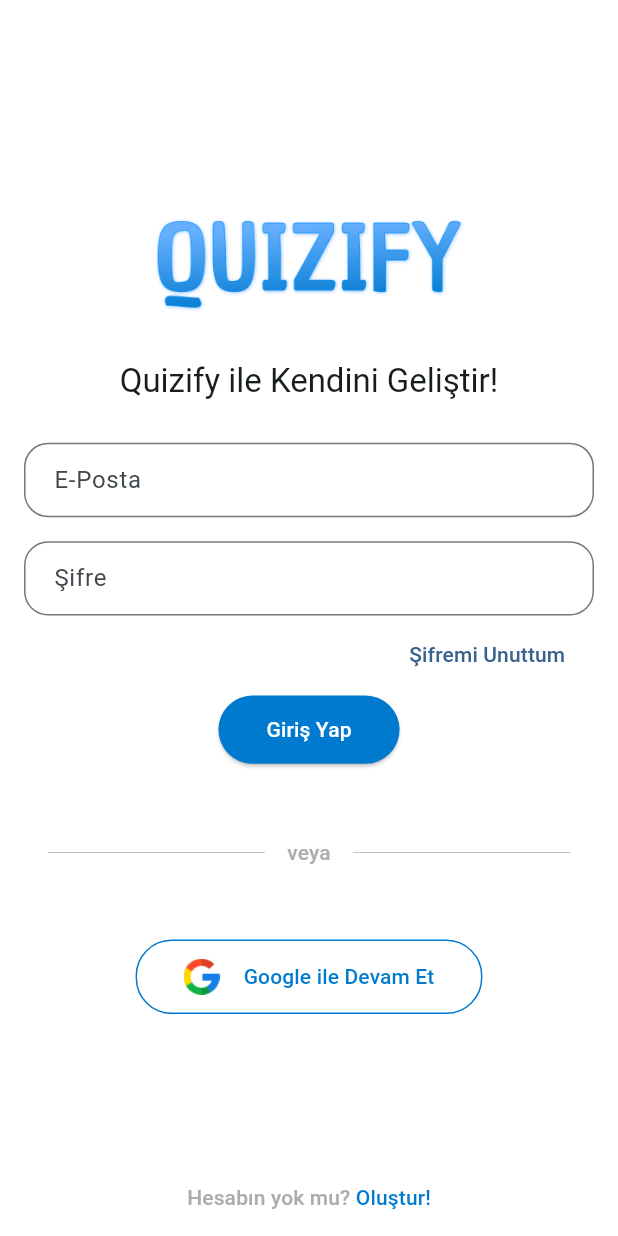
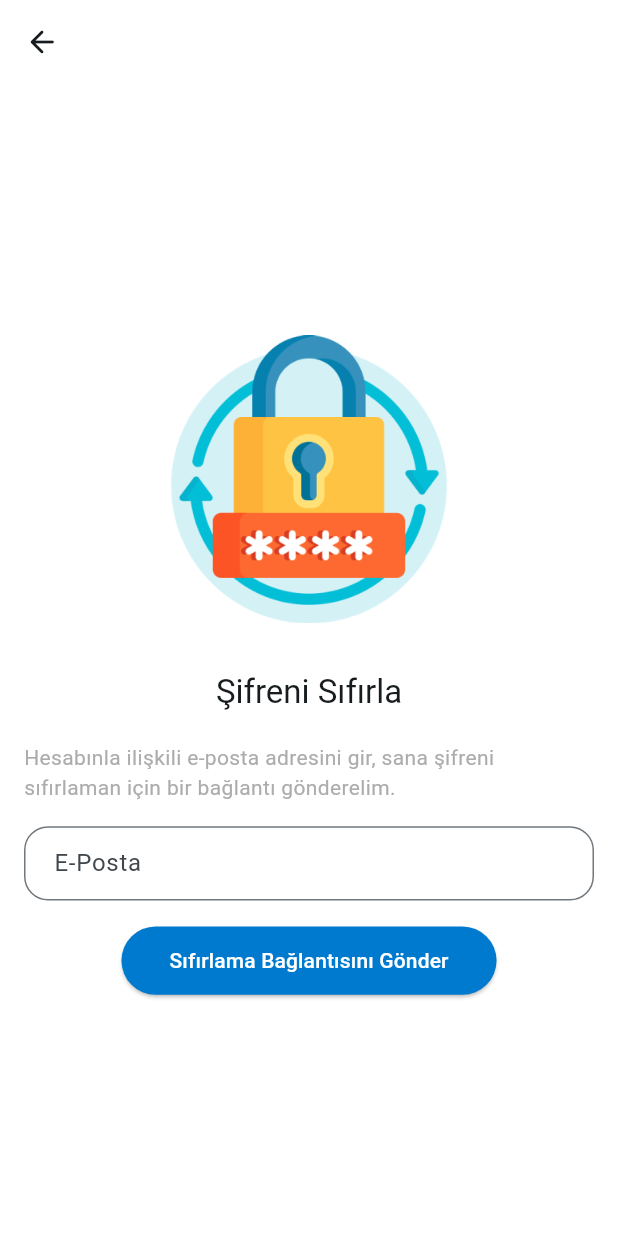
Before and after one commit to Morteza-Rezaei/quizify, a Flutter app: the SignInScreen screen opened directly, after a tap on "Şifremi Unuttum", on a phone screen of 412 x 824 dp. Run offline on Flutter 3.47's test engine with Material 3 defaults, Android fonts, the phone set to English and light mode, and no system bars; our stand-ins replace dots_indicator, firebase_core, flutter_bloc, google_fonts, shared_preferences; accounts and stored records are empty.

Commit message:
done: forgot password ui is done

```diff
--- a/lib/blocs/bloc_providers.dart
+++ b/lib/blocs/bloc_providers.dart
@@ -1,4 +1,5 @@
 import 'package:flutter_bloc/flutter_bloc.dart';
+import 'package:quizify/blocs/forgot_password_blocs/forgot_password_blocs.dart';
 import 'package:quizify/blocs/landing_blocs/landing_blocs.dart';
 import 'package:quizify/blocs/sign_in_blocs/sign_in_blocs.dart';
 
@@ -16,5 +17,8 @@
         BlocProvider(
           create: (context) => SignInBloc(),
         ),
+        BlocProvider(
+          create: (context) => ForgotPasswordBlocs(),
+        ),
       ];
 }
--- /dev/null
+++ b/lib/blocs/forgot_password_blocs/forgot_password_blocs.dart
@@ -0,0 +1,14 @@
+import 'package:flutter_bloc/flutter_bloc.dart';
+import 'package:quizify/blocs/forgot_password_blocs/forgot_password_events.dart';
+import 'package:quizify/blocs/forgot_password_blocs/forgot_password_states.dart';
+
+class ForgotPasswordBlocs
+    extends Bloc<ForgotPasswordEvent, ForgotPasswordStates> {
+  ForgotPasswordBlocs() : super(const ForgotPasswordStates()) {
+    on<EmailEvent>(_emailEvent);
+  }
+
+  void _emailEvent(EmailEvent event, Emitter<ForgotPasswordStates> emit) {
+    emit(state.copyWith(email: event.email));
+  }
+}
--- /dev/null
+++ b/lib/blocs/forgot_password_blocs/forgot_password_events.dart
@@ -0,0 +1,8 @@
+abstract class ForgotPasswordEvent {
+  const ForgotPasswordEvent();
+}
+
+class EmailEvent extends ForgotPasswordEvent {
+  final String email;
+  EmailEvent(this.email);
+}
--- /dev/null
+++ b/lib/blocs/forgot_password_blocs/forgot_password_states.dart
@@ -0,0 +1,15 @@
+class ForgotPasswordStates {
+  final String email;
+
+  const ForgotPasswordStates({
+    this.email = '',
+  });
+
+  ForgotPasswordStates copyWith({
+    String? email,
+  }) {
+    return ForgotPasswordStates(
+      email: email ?? this.email,
+    );
+  }
+}
--- a/lib/constants/theme/custom_themes.dart
+++ b/lib/constants/theme/custom_themes.dart
@@ -75,3 +75,15 @@
     ),
   );
 }
+
+// our app's custom app bar theme
+AppBarTheme appBarTheme(ColorScheme colorScheme) {
+  return AppBarTheme(
+    backgroundColor: colorScheme.surface,
+    elevation: 0,
+    iconTheme: IconThemeData(
+      color: colorScheme.onSurface,
+    ),
+    centerTitle: true,
+  );
+}
--- a/lib/constants/theme/theme.dart
+++ b/lib/constants/theme/theme.dart
@@ -17,6 +17,7 @@
         inputDecorationTheme: inputDecorationTheme(colorScheme),
         elevatedButtonTheme: elevatedButtonThemeData(colorScheme),
         outlinedButtonTheme: outlinedButtonThemeData(colorScheme),
+        appBarTheme: appBarTheme(colorScheme),
       );
 
   List<ExtendedColor> get extendedColors => [];
--- a/lib/constants/values/paths/auth_paths.dart
+++ b/lib/constants/values/paths/auth_paths.dart
@@ -2,4 +2,5 @@
 class AuthPaths {
   static const String signIn = 'assets/images/sign_in.png';
   static const String googleIcon = 'assets/images/google_icon.png';
+  static const String forgotPassword = 'assets/images/forgot_password.png';
 }
--- /dev/null
+++ b/lib/constants/values/strings/forgot_password_text.dart
@@ -0,0 +1,7 @@
+class ForgotPasswordText {
+  static const String title = 'Şifreni Sıfırla';
+  static const String description =
+      'Hesabınla ilişkili e-posta adresini gir, sana şifreni sıfırlaman için bir bağlantı gönderelim.';
+  static const String labelEmail = 'E-Posta';
+  static const String resetPasswordButton = 'Sıfırlama Bağlantısını Gönder';
+}
--- /dev/null
+++ b/lib/screens/forgot_password/forgot_pasword.dart
@@ -0,0 +1,109 @@
+import 'package:flutter/material.dart';
+import 'package:flutter_bloc/flutter_bloc.dart';
+import 'package:quizify/blocs/forgot_password_blocs/forgot_password_blocs.dart';
+import 'package:quizify/blocs/forgot_password_blocs/forgot_password_events.dart';
+import 'package:quizify/blocs/forgot_password_blocs/forgot_password_states.dart';
+import 'package:quizify/constants/padding/paddings.dart';
+import 'package:quizify/constants/values/paths/auth_paths.dart';
+import 'package:quizify/constants/values/strings/forgot_password_text.dart';
+import 'package:quizify/widgets/app_widgets.dart';
+import 'package:quizify/widgets/auth_widgets.dart';
+
+class ForgotPaswordScreen extends StatefulWidget {
+  const ForgotPaswordScreen({super.key});
+
+  @override
+  State<ForgotPaswordScreen> createState() => _ForgotPaswordScreenState();
+}
+
+class _ForgotPaswordScreenState extends State<ForgotPaswordScreen> {
+  // the form key
+  final _formKey = GlobalKey<FormState>();
+
+  @override
+  Widget build(BuildContext context) {
+    return BlocBuilder<ForgotPasswordBlocs, ForgotPasswordStates>(
+      builder: (context, state) {
+        return Scaffold(
+          appBar: AppBar(
+            leading: backButton(context),
+          ),
+          body: Form(
+            key: _formKey,
+            child: Padding(
+                padding: const EdgeInsets.symmetric(
+                  horizontal: kHorizontalPadding,
+                ),
+                child: CustomScrollView(
+                  physics: const AlwaysScrollableScrollPhysics(),
+                  slivers: [
+                    SliverFillRemaining(
+                      hasScrollBody: false,
+                      child: Column(
+                        mainAxisAlignment: MainAxisAlignment.center,
+                        children: [
+                          // Title Image
+                          authScreenTitleImage(
+                            imagePath: AuthPaths.forgotPassword,
+                            height: kDefaultPadding * 12,
+                          ),
+
+                          // Title Text
+                          authInScreenTitle(
+                            context: context,
+                            title: ForgotPasswordText.title,
+                          ),
+
+                          // Description Text
+                          authScreenDescriptionText(
+                            context: context,
+                            text: ForgotPasswordText.description,
+                          ),
+
+                          //Email TextFormField
+                          authScreenTextFormField(
+                            fieldType: 'email',
+                            hintText: ForgotPasswordText.labelEmail,
+                            keyboardType: TextInputType.emailAddress,
+                            onSaved: (value) {
+                              context
+                                  .read<ForgotPasswordBlocs>()
+                                  .add(EmailEvent(value));
+                            },
+                          ),
+
+                          // Reset Password Button
+                          Padding(
+                            padding: const EdgeInsets.only(
+                              top: kInBetweenSpacing,
+                              bottom: kInBetweenSpacing * 3,
+                            ),
+                            child: ElevatedButton(
+                              onPressed: () {
+                                // Validate returns true if the form is valid, or false otherwise.
+                                if (_formKey.currentState!.validate()) {
+                                  // If the form is valid, display a snackbar. In the real world,
+                                  // you'd often call a server or save the information in a database.
+                                  ScaffoldMessenger.of(context).showSnackBar(
+                                    const SnackBar(
+                                      content: Text('Processing Data'),
+                                    ),
+                                  );
+                                }
+                              },
+                              child: const Text(
+                                ForgotPasswordText.resetPasswordButton,
+                              ),
+                            ),
+                          ),
+                        ],
+                      ),
+                    ),
+                  ],
+                )),
+          ),
+        );
+      },
+    );
+  }
+}
--- a/lib/screens/sign_in/sign_in_screen.dart
+++ b/lib/screens/sign_in/sign_in_screen.dart
@@ -6,7 +6,7 @@
 import 'package:quizify/constants/padding/paddings.dart';
 import 'package:quizify/constants/values/paths/auth_paths.dart';
 import 'package:quizify/constants/values/strings/sign_in_text.dart';
-import 'package:quizify/widgets/app_widgets.dart';
+import 'package:quizify/widgets/auth_widgets.dart';
 import 'package:quizify/widgets/sign_in_widgets.dart';
 
 class SignInScreen extends StatefulWidget {
@@ -34,14 +34,22 @@
                   SliverFillRemaining(
                     hasScrollBody: false,
                     child: Padding(
-                      padding: const EdgeInsets.all(kDefaultPadding),
+                      padding: const EdgeInsets.symmetric(
+                        horizontal: kHorizontalPadding,
+                      ),
                       child: Column(
                         children: [
                           const Spacer(),
                           // Tile Image
-                          signInScreenTitleImage(),
+                          authScreenTitleImage(
+                            imagePath: AuthPaths.signIn,
+                            height: kDefaultPadding * 4,
+                          ),
                           // Title Text
-                          signInScreenTitle(context),
+                          authInScreenTitle(
+                            context: context,
+                            title: SignInText.title,
+                          ),
                           //Email TextFormField
                           authScreenTextFormField(
                             fieldType: 'email',
--- a/lib/widgets/app_widgets.dart
+++ b/lib/widgets/app_widgets.dart
@@ -1,143 +1,13 @@
-// authentication screens textFormField widget
 import 'package:flutter/material.dart';
-import 'package:quizify/constants/padding/paddings.dart';
-import 'package:quizify/constants/values/colors/app_colors.dart';
 
-Widget authScreenTextFormField({
-  required String fieldType,
-  required String hintText,
-  TextInputType keyboardType = TextInputType.text,
-  bool obscureText = false,
-  required void Function(String value) onSaved,
-}) {
-  return Padding(
-    padding: const EdgeInsets.symmetric(vertical: kInBetweenSpacing),
-    child: TextFormField(
-      keyboardType: keyboardType,
-      obscureText: obscureText,
-      decoration: InputDecoration(
-        labelText: hintText,
-      ),
-      validator: (value) {
-        if (value == null || value.isEmpty) {
-          return 'This field cannot be empty';
-        } else if (fieldType == 'email') {
-          if (!value.contains('@')) {
-            return 'Please enter a valid email';
-          }
-          if (!value.contains('.')) {
-            return 'Please enter a valid email';
-          }
-        } else if (fieldType == 'password') {
-          if (value.length < 6) {
-            return 'Password must be at least 6 characters long';
-          }
-          // must contain at least one number and character
-          if (!value.contains(RegExp(r'[0-9]'))) {
-            return 'Password must contain at least one number';
-          }
-          if (!value.contains(RegExp(r'[a-zA-Z]'))) {
-            return 'Password must contain at least one character';
-          }
-        }
-        return null;
-      },
-      onSaved: (value) => onSaved(value!),
-    ),
+// app rounded back button widget
+Widget backButton(
+  context,
+) {
+  return IconButton(
+    icon: const Icon(Icons.arrow_back_rounded),
+    onPressed: () {
+      Navigator.pop(context);
+    },
   );
 }
-
-Widget dividerTextDivider({
-  required BuildContext context,
-  required String text,
-}) {
-  return Padding(
-    padding: const EdgeInsets.symmetric(
-      vertical: kVericalPadding * 3,
-      horizontal: kHorizontalPadding,
-    ),
-    child: Row(
-      children: [
-        const Expanded(
-          child: Divider(
-            color: AppColors.neutral70,
-            thickness: 0.5,
-          ),
-        ),
-        const SizedBox(width: 15),
-        Text(
-          text,
-          style: Theme.of(context).textTheme.labelLarge!.copyWith(
-                color: AppColors.neutral70,
-              ),
-        ),
-        const SizedBox(width: 15),
-        const Expanded(
-          child: Divider(
-            color: AppColors.neutral70,
-            thickness: 0.5,
-          ),
-        ),
-      ],
-    ),
-  );
-}
-
-// Google Sign In Button
-Widget googleSignInButton({
-  required BuildContext context,
-  required String label,
-  required String iconPath,
-}) {
-  return OutlinedButton.icon(
-    onPressed: () {
-      // TODO: Implement Google Sign In
-    },
-    icon: Image(
-      image: AssetImage(iconPath),
-      height: 24,
-      width: 24,
-    ),
-    label: Padding(
-      padding: const EdgeInsets.only(
-        left: kInBetweenSpacing,
-      ),
-      child: Text(label),
-    ),
-  );
-}
-
-// atuh pages navigation text button
-Widget authPagesNavigationTextButton({
-  required BuildContext context,
-  required String text1,
-  required String text2,
-}) {
-  return GestureDetector(
-    onTap: () {
-      // Navigate to Sign Up Screen or Sign In Screen
-    },
-    child: Padding(
-      padding: const EdgeInsets.only(
-        top: kVericalPadding,
-      ),
-      child: Row(
-        mainAxisAlignment: MainAxisAlignment.center,
-        children: [
-          Text(
-            text1,
-            style: Theme.of(context).textTheme.labelLarge!.copyWith(
-                  color: AppColors.neutral70,
-                ),
-          ),
-          Text(
-            text2,
-            style: Theme.of(context).textTheme.labelLarge!.copyWith(
-                  color: AppColors.primary50,
-                ),
-          ),
-        ],
-      ),
-    ),
-  );
-}
--- /dev/null
+++ b/lib/widgets/auth_widgets.dart
@@ -0,0 +1,194 @@
+import 'package:flutter/material.dart';
+import 'package:quizify/constants/padding/paddings.dart';
+import 'package:quizify/constants/values/colors/app_colors.dart';
+
+// auth screen title image
+Widget authScreenTitleImage({
+  required String imagePath,
+  required double height,
+}) {
+  return Container(
+    margin: const EdgeInsets.symmetric(
+      vertical: kVericalPadding * 2,
+    ),
+    height: height,
+    decoration: BoxDecoration(
+      image: DecorationImage(
+        image: AssetImage(imagePath),
+      ),
+    ),
+  );
+}
+
+// auth screen title
+Widget authInScreenTitle({
+  required BuildContext context,
+  required String title,
+}) {
+  return Padding(
+    padding: const EdgeInsets.only(bottom: kVericalPadding * 1.2),
+    child: Text(
+      title,
+      style: Theme.of(context).textTheme.titleLarge,
+    ),
+  );
+}
+
+// auth screen Description Text
+Widget authScreenDescriptionText({
+  required BuildContext context,
+  required String text,
+}) {
+  return Padding(
+    padding: const EdgeInsets.only(
+      bottom: kInBetweenSpacing,
+    ),
+    child: Text(
+      text,
+      style: Theme.of(context).textTheme.bodyMedium!.copyWith(
+            color: AppColors.neutral70,
+          ),
+    ),
+  );
+}
+
+// app textFormField widget
+Widget authScreenTextFormField({
+  required String fieldType,
+  required String hintText,
+  TextInputType keyboardType = TextInputType.text,
+  bool obscureText = false,
+  required void Function(String value) onSaved,
+}) {
+  return Padding(
+    padding: const EdgeInsets.symmetric(vertical: kInBetweenSpacing),
+    child: TextFormField(
+      keyboardType: keyboardType,
+      obscureText: obscureText,
+      decoration: InputDecoration(
+        labelText: hintText,
+      ),
+      validator: (value) {
+        if (value == null || value.isEmpty) {
+          return 'This field cannot be empty';
+        } else if (fieldType == 'email') {
+          if (!value.contains('@')) {
+            return 'Please enter a valid email';
+          }
+          if (!value.contains('.')) {
+            return 'Please enter a valid email';
+          }
+        } else if (fieldType == 'password') {
+          if (value.length < 6) {
+            return 'Password must be at least 6 characters long';
+          }
+          // must contain at least one number and character
+          if (!value.contains(RegExp(r'[0-9]'))) {
+            return 'Password must contain at least one number';
+          }
+          if (!value.contains(RegExp(r'[a-zA-Z]'))) {
+            return 'Password must contain at least one character';
+          }
+        }
+        return null;
+      },
+      onSaved: (value) => onSaved(value!),
+    ),
+  );
+}
+
+// authentication screens divider text widget
+Widget dividerTextDivider({
+  required BuildContext context,
+  required String text,
+}) {
+  return Padding(
+    padding: const EdgeInsets.symmetric(
+      vertical: kVericalPadding * 3,
+      horizontal: kHorizontalPadding,
+    ),
+    child: Row(
+      children: [
+        const Expanded(
+          child: Divider(
+            color: AppColors.neutral70,
+            thickness: 0.5,
+          ),
+        ),
+        const SizedBox(width: 15),
+        Text(
+          text,
+          style: Theme.of(context).textTheme.labelLarge!.copyWith(
+                color: AppColors.neutral70,
+              ),
+        ),
+        const SizedBox(width: 15),
+        const Expanded(
+          child: Divider(
+            color: AppColors.neutral70,
+            thickness: 0.5,
+          ),
+        ),
+      ],
+    ),
+  );
+}
+
+// Google Sign In Button
+Widget googleSignInButton({
+  required BuildContext context,
+  required String label,
+  required String iconPath,
+}) {
+  return OutlinedButton.icon(
+    onPressed: () {
+      // TODO: Implement Google Sign In
+    },
+    icon: Image(
+      image: AssetImage(iconPath),
+      height: 24,
+      width: 24,
+    ),
+    label: Padding(
+      padding: const EdgeInsets.only(
+        left: kInBetweenSpacing,
+      ),
+      child: Text(label),
+    ),
+  );
+}
+
+// atuh pages navigation text button
+Widget authPagesNavigationTextButton({
+  required BuildContext context,
+  required String text1,
+  required String text2,
+}) {
+  return GestureDetector(
+    onTap: () {
+      // Navigate to Sign Up Screen or Sign In Screen
+    },
+    child: Padding(
+      padding: const EdgeInsets.symmetric(
+        vertical: kVericalPadding,
+      ),
+      child: Row(
+        mainAxisAlignment: MainAxisAlignment.center,
+        children: [
+          Text(
+            text1,
+            style: Theme.of(context).textTheme.labelLarge!.copyWith(
+                  color: AppColors.neutral70,
+                ),
+          ),
+          Text(
+            text2,
+            style: Theme.of(context).textTheme.labelLarge!.copyWith(
+                  color: AppColors.primary50,
+                ),
+          ),
+        ],
+      ),
+    ),
+  );
+}
--- a/lib/widgets/sign_in_widgets.dart
+++ b/lib/widgets/sign_in_widgets.dart
@@ -1,34 +1,8 @@
 import 'package:flutter/material.dart';
 import 'package:quizify/constants/padding/paddings.dart';
 import 'package:quizify/constants/values/colors/app_colors.dart';
-import 'package:quizify/constants/values/paths/auth_paths.dart';
 import 'package:quizify/constants/values/strings/sign_in_text.dart';
-
-// sign in screen title image
-Widget signInScreenTitleImage() {
-  return Container(
-    margin: const EdgeInsets.symmetric(
-      vertical: kVericalPadding * 2,
-    ),
-    height: kDefaultPadding * 4,
-    decoration: const BoxDecoration(
-      image: DecorationImage(
-        image: AssetImage(AuthPaths.signIn),
-      ),
-    ),
-  );
-}
-
-// sign in screen title
-Widget signInScreenTitle(BuildContext context) {
-  return Padding(
-    padding: const EdgeInsets.only(bottom: kVericalPadding * 1.2),
-    child: Text(
-      SignInText.title,
-      style: Theme.of(context).textTheme.titleLarge,
-    ),
-  );
-}
+import 'package:quizify/screens/forgot_password/forgot_pasword.dart';
 
 // forgot password textbutton
 Widget forgotPasswordTextButton(BuildContext context) {
@@ -43,7 +17,12 @@
       children: [
         GestureDetector(
           onTap: () {
-            //Todo: navigate to forgot password screen
+            Navigator.push(
+              context,
+              MaterialPageRoute(
+                builder: (context) => const ForgotPaswordScreen(),
+              ),
+            );
           },
           child: Text(
             SignInText.forgotPassword,
```
Also changed, not shown: assets/images/forgot_password.png (added).
